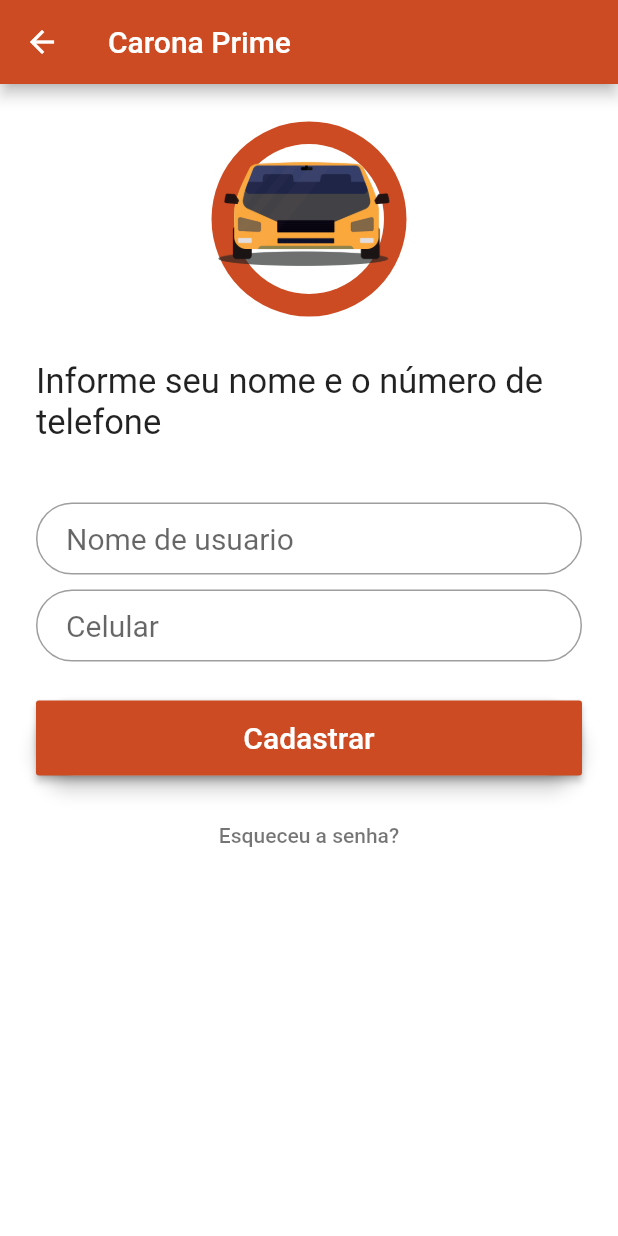
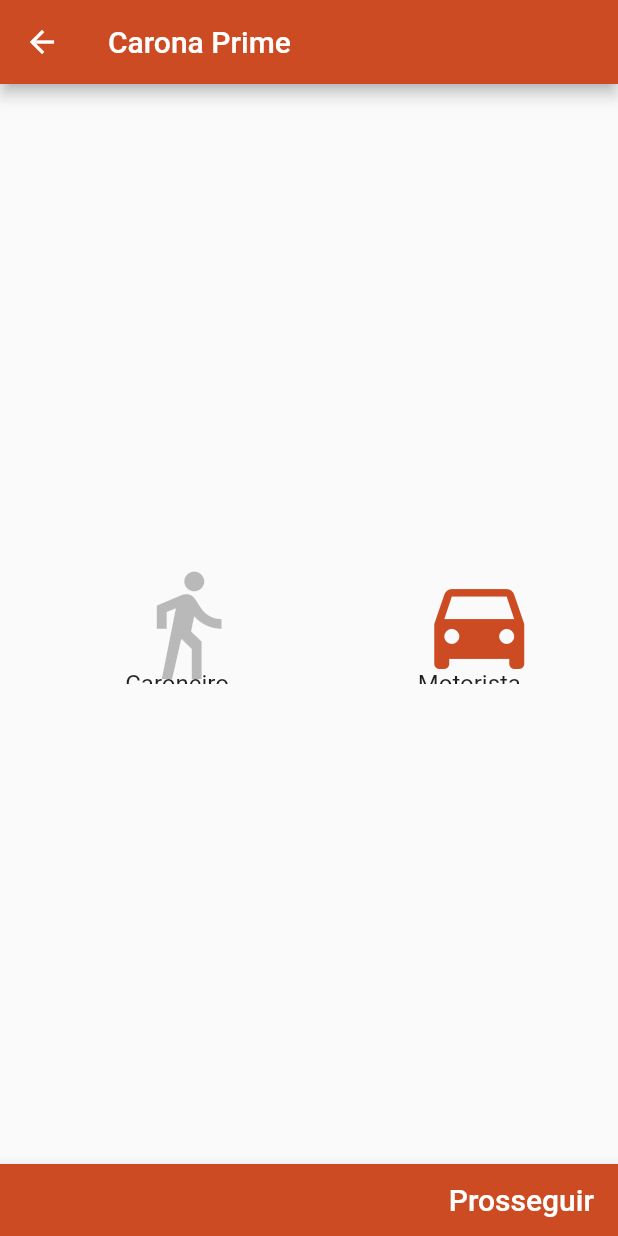
Before and after one commit to gitLavi/carona_prime, a Flutter app: the LoginPage screen opened directly, after a tap on "Cadastrar", on a phone screen of 412 x 824 dp. Run offline on Flutter 3.47's test engine with Material 2 defaults, Android fonts, the phone set to English and light mode, and no system bars; accounts and stored records are empty.

Commit message:
Ciclo de cadastro atualizado

```diff
--- a/lib/login_page.dart
+++ b/lib/login/login_page.dart
@@ -1,4 +1,8 @@
+import 'package:carona_prime/login/status_login.dart';
 import 'package:flutter/material.dart';
+
+String userName;
+String phoneNumber;
 
 class LoginPage extends StatefulWidget {
   static String tag = 'login-page';
@@ -6,9 +10,15 @@ class LoginPage extends StatefulWidget {
   _LoginPageState createState() => _LoginPageState();
 }
 
+final phoneController = new TextEditingController();
+final userController = new TextEditingController();
+
 class _LoginPageState extends State<LoginPage> {
   @override
+
+
   Widget build(BuildContext context) {
+
 
 
     //logo CARONA PRIME
@@ -44,6 +54,7 @@ class _LoginPageState extends State<LoginPage> {
 
     //Campo de nome de usuário
     final username = TextFormField(
+      controller: userController,
       style: TextStyle(fontSize: 20.0, color: Colors.black),
       keyboardType: TextInputType.text,
       autofocus: false,
@@ -58,6 +69,7 @@ class _LoginPageState extends State<LoginPage> {
 
     //Campo de telefone
     final phone = TextFormField(
+      controller: phoneController,
       style: TextStyle(fontSize: 20.0, color: Colors.black),
       keyboardType: TextInputType.phone,
       autofocus: false,
@@ -81,7 +93,12 @@ class _LoginPageState extends State<LoginPage> {
           minWidth: 200.0,
           height: 50.0,
           onPressed: () {
-          //  Navigator.of(context).pushNamed(HomePage.tag);
+            userName = (userController.text);
+            phoneNumber = (phoneController.text);
+            Navigator.push(
+                  context,
+                  MaterialPageRoute(builder: (context)=> StatusLogin())
+            );
           },
           color: Color(0xFFCC4B22),
           child: Text('Cadastrar', style: TextStyle(color: Colors.white, fontSize: 20.0)),
@@ -93,7 +110,7 @@ class _LoginPageState extends State<LoginPage> {
     //Não definido
     final forgotLabel = FlatButton(
       child: Text(
-        'Esqueceu a senha?',
+        'Para que servem esses dados?',
         style: TextStyle(color: Colors.black54),
     ),
     onPressed: () {
@@ -116,14 +133,14 @@ class _LoginPageState extends State<LoginPage> {
             logo,
             SizedBox(height: 30.0,),
             message,
-            SizedBox(height: 40.0,),
+            SizedBox(height: 20.0,),
             username,
             SizedBox(height: 10.0,),
             phone,
             SizedBox(height: 10.0,),
             loginButton,
             forgotLabel,
-            SizedBox(height: 20.0,),
+           // SizedBox(height: 20.0,),
           ],
         )
       )
--- /dev/null
+++ b/lib/login/status_login.dart
@@ -0,0 +1,142 @@
+import 'package:carona_prime/home/home_page.dart';
+import 'package:flutter/material.dart';
+
+class StatusLogin extends StatefulWidget {
+  @override
+  _StatusLoginState createState() => _StatusLoginState();
+}
+
+bool pressAttention = true;
+String status;
+
+class _StatusLoginState extends State<StatusLogin> {
+  @override
+  Widget build(BuildContext context) {
+
+    final caroneiro = Container(
+      height: 80.0,
+      width: 120.0,
+      child: Column(
+        children: <Widget>[
+          Expanded(
+            child: new IconButton(
+            padding: new EdgeInsets.all(0.0),
+            icon: Icon(
+              Icons.directions_walk,
+              color: pressAttention ? Colors.black26 : Color(0xFFCC4B22),
+              size: 80.0,
+            ),
+            onPressed: () {
+              status = 'Caroneiro';
+              setState(() {
+                if(pressAttention){
+                  pressAttention = !pressAttention;
+                }
+              });
+        },
+      ),
+
+          ),
+          Expanded(
+            child: Container(
+              height: 80.0,
+              width: 90.0,
+              padding: EdgeInsets.only(top: 30.0, left: 20.0),
+              child: Text(
+                "Caroneiro",
+                style: TextStyle(
+                  fontSize: 16.0
+                ),
+              ),
+            ),
+          )
+        ],
+      ),
+    );
+
+    final motorista = Container(
+      height: 80.0,
+      width: 120.0,
+      child: Column(
+        children: <Widget>[
+          Expanded(
+            child: new IconButton(
+            padding: new EdgeInsets.all(0.0),
+            icon: Icon(
+              Icons.directions_car,
+              color: pressAttention ? Color(0xFFCC4B22) : Colors.black26,
+              size: 80.0,
+            ),
+            onPressed: () {
+              status = 'Motorista';
+              setState(() {
+                if(!pressAttention){
+                  pressAttention = !pressAttention;
+                }
+              });
+        },
+      ),
+
+          ),
+          Expanded(
+            child: Container(
+              height: 80.0,
+              width: 90.0,
+              padding: EdgeInsets.only(top: 30.0, left: 20.0),
+              child: Text(
+                "Motorista",
+                style: TextStyle(
+                  fontSize: 16.0
+                ),
+              ),
+            ),
+          )
+        ],
+      ),
+    );
+
+    return Scaffold(
+      appBar: new AppBar(
+        title: new Text('Carona Prime')
+      ),
+
+      bottomNavigationBar: BottomAppBar(
+        color: Color(0xFFCC4B22),
+        child: new Row(
+          mainAxisSize: MainAxisSize.max,
+          mainAxisAlignment: MainAxisAlignment.end,
+          children: <Widget>[
+
+            FlatButton(
+              child: Text(
+                'Prosseguir',
+                style: TextStyle(
+                  color: Colors.white,
+                  fontSize: 20.0 ,
+                ),
+              ),
+              onPressed: (){
+                Navigator.push(
+                  context,
+                  MaterialPageRoute(builder: (context)=> HomePage())
+                );
+              },
+            ),
+          ],
+        )
+      ),
+
+      body: Center(
+        child: Row(
+          mainAxisAlignment: MainAxisAlignment.center,
+          crossAxisAlignment: CrossAxisAlignment.center,
+          children: <Widget>[
+            caroneiro,
+            SizedBox(width: 75.0,),
+            motorista
+          ],
+        ),
+      ),
+    );
+  }
+}
--- a/lib/main.dart
+++ b/lib/main.dart
@@ -1,10 +1,10 @@
-import 'package:carona_prime/login_page.dart';
-import 'package:carona_prime/welcome_page.dart';
+import 'package:carona_prime/login/welcome_page.dart';
 import 'package:flutter/material.dart';
 
 void main() => runApp(MyApp());
 
 class MyApp extends StatelessWidget {
+
   @override
   Widget build(BuildContext context) {
     return MaterialApp(
@@ -14,7 +14,7 @@ class MyApp extends StatelessWidget {
         primaryColor: Color(0xFFCC4B22)
 
       ),
-      home: WelcomePage(),
+      home: WelcomePage()
     );
   }
 }
--- a/pubspec.yaml
+++ b/pubspec.yaml
@@ -19,6 +19,7 @@ dependencies:
   # The following adds the Cupertino Icons font to your application.
   # Use with the CupertinoIcons class for iOS style icons.
   cupertino_icons: ^0.1.2
+  shared_preferences: ^0.4.3
 
 dev_dependencies:
   flutter_test:
```
Also changed, not shown: lib/home/home_page.dart (added, +60 -0 lines), lib/login/welcome_page.dart (renamed from lib/welcome_page.dart, +6 -1 lines), lib/login/lginf.txt (added), pubspec.lock.
